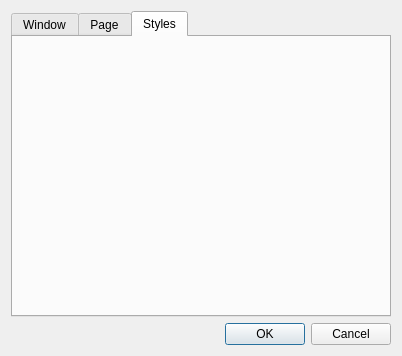
Old version of the form trunk/src/settings.ui in the repository buggins/coolreader.
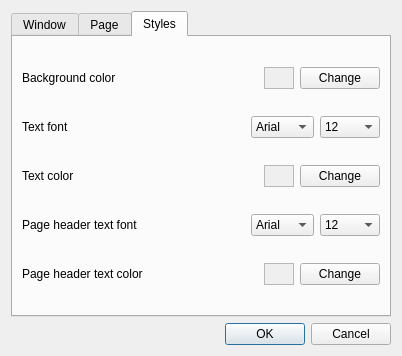
New version of the form. The open tabs and pages were chosen to show the change. Icons and pictures are not drawn.

```diff
--- a/trunk/src/settings.ui
+++ b/trunk/src/settings.ui
@@ -352,6 +352,331 @@
       <attribute name="title">
        <string>Styles</string>
       </attribute>
+      <layout class="QVBoxLayout" name="verticalLayout_5">
+       <item>
+        <layout class="QHBoxLayout" name="horizontalLayout_8">
+         <item>
+          <widget class="QLabel" name="label_4">
+           <property name="text">
+            <string>Background color</string>
+           </property>
+          </widget>
+         </item>
+         <item>
+          <widget class="QFrame" name="frmBgColor">
+           <property name="sizePolicy">
+            <sizepolicy hsizetype="Minimum" vsizetype="Preferred">
+             <horstretch>0</horstretch>
+             <verstretch>0</verstretch>
+            </sizepolicy>
+           </property>
+           <property name="maximumSize">
+            <size>
+             <width>30</width>
+             <height>30</height>
+            </size>
+           </property>
+           <property name="autoFillBackground">
+            <bool>true</bool>
+           </property>
+           <property name="frameShape">
+            <enum>QFrame::StyledPanel</enum>
+           </property>
+           <property name="frameShadow">
+            <enum>QFrame::Sunken</enum>
+           </property>
+           <property name="lineWidth">
+            <number>1</number>
+           </property>
+           <property name="midLineWidth">
+            <number>5</number>
+           </property>
+          </widget>
+         </item>
+         <item>
+          <widget class="QPushButton" name="btnBgColor">
+           <property name="sizePolicy">
+            <sizepolicy hsizetype="Maximum" vsizetype="Fixed">
+             <horstretch>0</horstretch>
+             <verstretch>0</verstretch>
+            </sizepolicy>
+           </property>
+           <property name="text">
+            <string>Change</string>
+           </property>
+          </widget>
+         </item>
+        </layout>
+       </item>
+       <item>
+        <layout class="QHBoxLayout" name="horizontalLayout_12">
+         <item>
+          <widget class="QLabel" name="label_10">
+           <property name="text">
+            <string>Text font</string>
+           </property>
+          </widget>
+         </item>
+         <item>
+          <widget class="QComboBox" name="cbTextFontFace">
+           <property name="sizePolicy">
+            <sizepolicy hsizetype="Maximum" vsizetype="Fixed">
+             <horstretch>0</horstretch>
+             <verstretch>0</verstretch>
+            </sizepolicy>
+           </property>
+           <item>
+            <property name="text">
+             <string>Arial</string>
+            </property>
+           </item>
+           <item>
+            <property name="text">
+             <string>Times</string>
+            </property>
+           </item>
+          </widget>
+         </item>
+         <item>
+          <widget class="QComboBox" name="cbTextFontSize">
+           <property name="sizePolicy">
+            <sizepolicy hsizetype="Preferred" vsizetype="Fixed">
+             <horstretch>0</horstretch>
+             <verstretch>0</verstretch>
+            </sizepolicy>
+           </property>
+           <property name="minimumSize">
+            <size>
+             <width>60</width>
+             <height>0</height>
+            </size>
+           </property>
+           <property name="maximumSize">
+            <size>
+             <width>60</width>
+             <height>16777215</height>
+            </size>
+           </property>
+           <property name="baseSize">
+            <size>
+             <width>60</width>
+             <height>0</height>
+            </size>
+           </property>
+           <item>
+            <property name="text">
+             <string>12</string>
+            </property>
+           </item>
+           <item>
+            <property name="text">
+             <string>14</string>
+            </property>
+           </item>
+           <item>
+            <property name="text">
+             <string>16</string>
+            </property>
+           </item>
+           <item>
+            <property name="text">
+             <string>22</string>
+            </property>
+           </item>
+          </widget>
+         </item>
+        </layout>
+       </item>
+       <item>
+        <layout class="QHBoxLayout" name="horizontalLayout_4">
+         <item>
+          <widget class="QLabel" name="label_3">
+           <property name="text">
+            <string>Text color</string>
+           </property>
+          </widget>
+         </item>
+         <item>
+          <widget class="QFrame" name="frmTextColor">
+           <property name="sizePolicy">
+            <sizepolicy hsizetype="Minimum" vsizetype="Preferred">
+             <horstretch>0</horstretch>
+             <verstretch>0</verstretch>
+            </sizepolicy>
+           </property>
+           <property name="maximumSize">
+            <size>
+             <width>30</width>
+             <height>30</height>
+            </size>
+           </property>
+           <property name="autoFillBackground">
+            <bool>true</bool>
+           </property>
+           <property name="frameShape">
+            <enum>QFrame::StyledPanel</enum>
+           </property>
+           <property name="frameShadow">
+            <enum>QFrame::Sunken</enum>
+           </property>
+           <property name="lineWidth">
+            <number>1</number>
+           </property>
+           <property name="midLineWidth">
+            <number>5</number>
+           </property>
+          </widget>
+         </item>
+         <item>
+          <widget class="QPushButton" name="btnTextColor">
+           <property name="sizePolicy">
+            <sizepolicy hsizetype="Maximum" vsizetype="Fixed">
+             <horstretch>0</horstretch>
+             <verstretch>0</verstretch>
+            </sizepolicy>
+           </property>
+           <property name="text">
+            <string>Change</string>
+           </property>
+          </widget>
+         </item>
+        </layout>
+       </item>
+       <item>
+        <layout class="QHBoxLayout" name="horizontalLayout_10">
+         <item>
+          <widget class="QLabel" name="label_6">
+           <property name="text">
+            <string>Page header text font</string>
+           </property>
+          </widget>
+         </item>
+         <item>
+          <widget class="QComboBox" name="cbHeaderFontFace">
+           <property name="sizePolicy">
+            <sizepolicy hsizetype="Maximum" vsizetype="Fixed">
+             <horstretch>0</horstretch>
+             <verstretch>0</verstretch>
+            </sizepolicy>
+           </property>
+           <item>
+            <property name="text">
+             <string>Arial</string>
+            </property>
+           </item>
+           <item>
+            <property name="text">
+             <string>Times</string>
+            </property>
+           </item>
+          </widget>
+         </item>
+         <item>
+          <widget class="QComboBox" name="comboBox_2">
+           <property name="sizePolicy">
+            <sizepolicy hsizetype="Preferred" vsizetype="Fixed">
+             <horstretch>0</horstretch>
+             <verstretch>0</verstretch>
+            </sizepolicy>
+           </property>
+           <property name="minimumSize">
+            <size>
+             <width>60</width>
+             <height>0</height>
+            </size>
+           </property>
+           <property name="maximumSize">
+            <size>
+             <width>60</width>
+             <height>16777215</height>
+            </size>
+           </property>
+           <property name="baseSize">
+            <size>
+             <width>60</width>
+             <height>0</height>
+            </size>
+           </property>
+           <item>
+            <property name="text">
+             <string>12</string>
+            </property>
+           </item>
+           <item>
+            <property name="text">
+             <string>14</string>
+            </property>
+           </item>
+           <item>
+            <property name="text">
+             <string>16</string>
+            </property>
+           </item>
+           <item>
+            <property name="text">
+             <string>22</string>
+            </property>
+           </item>
+          </widget>
+         </item>
+        </layout>
+       </item>
+       <item>
+        <layout class="QHBoxLayout" name="horizontalLayout_9">
+         <item>
+          <widget class="QLabel" name="label_5">
+           <property name="text">
+            <string>Page header text color</string>
+           </property>
+          </widget>
+         </item>
+         <item>
+          <widget class="QFrame" name="frmHeaderTextColor">
+           <property name="sizePolicy">
+            <sizepolicy hsizetype="Minimum" vsizetype="Preferred">
+             <horstretch>0</horstretch>
+             <verstretch>0</verstretch>
+            </sizepolicy>
+           </property>
+           <property name="maximumSize">
+            <size>
+             <width>30</width>
+             <height>30</height>
+            </size>
+           </property>
+           <property name="autoFillBackground">
+            <bool>true</bool>
+           </property>
+           <property name="frameShape">
+            <enum>QFrame::StyledPanel</enum>
+           </property>
+           <property name="frameShadow">
+            <enum>QFrame::Sunken</enum>
+           </property>
+           <property name="lineWidth">
+            <number>1</number>
+           </property>
+           <property name="midLineWidth">
+            <number>5</number>
+           </property>
+          </widget>
+         </item>
+         <item>
+          <widget class="QPushButton" name="btnHeaderTextColor">
+           <property name="sizePolicy">
+            <sizepolicy hsizetype="Maximum" vsizetype="Fixed">
+             <horstretch>0</horstretch>
+             <verstretch>0</verstretch>
+            </sizepolicy>
+           </property>
+           <property name="text">
+            <string>Change</string>
+           </property>
+          </widget>
+         </item>
+        </layout>
+       </item>
+      </layout>
      </widget>
     </widget>
    </item>
```
Left out of the diff: 2 changed lines with no effect on the pictures.
